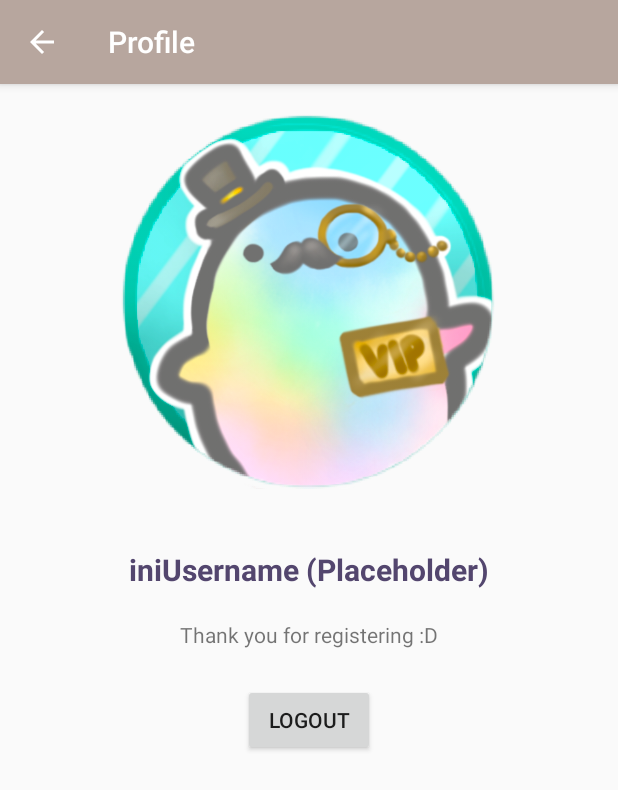
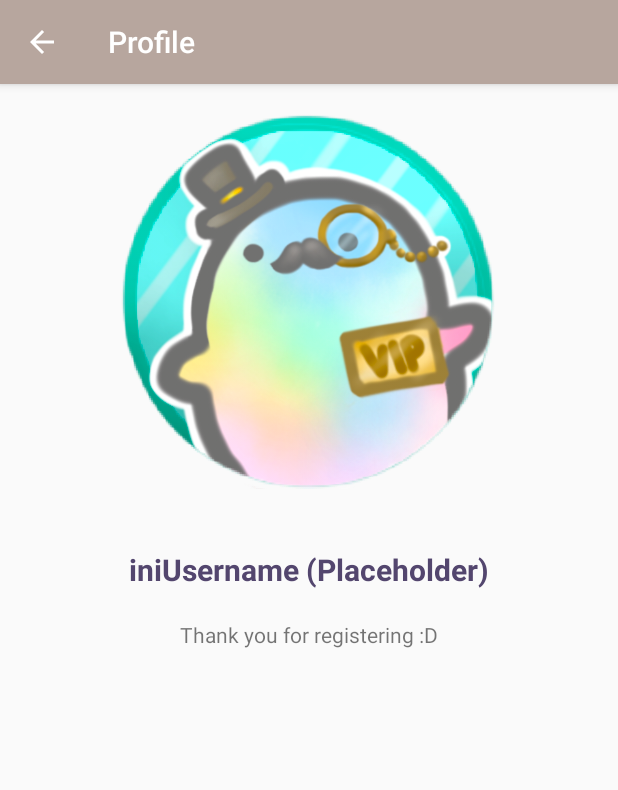
Before and after one commit to Gita-Xerovier/Presetan1, an Android app: the UserProfile screen opened directly, with no data from a screen before it, on a phone screen of 412 x 824 dp. Shown: the top 790 px of the screen. Run offline under Robolectric (Android 15) with nearby library versions, the phone set to English and light mode, and no system bars; our stand-ins replace Firebase (no records; nobody signed in at launch, a user with empty details on screens opened directly).

Commit message:
hapus button logout di userprofile

```diff
--- a/app/src/main/java/id/ac/umn/presetan/UserProfile.java
+++ b/app/src/main/java/id/ac/umn/presetan/UserProfile.java
@@ -35,9 +35,4 @@ public class UserProfile extends AppCompatActivity {
         return true;
     }
 
-    public void logout(View view) {
-        FirebaseAuth.getInstance().signOut();
-        startActivity(new Intent(getApplicationContext(), Login.class));
-        finish();
-    }
 }
--- a/app/src/main/res/layout/activity_user_profile.xml
+++ b/app/src/main/res/layout/activity_user_profile.xml
@@ -32,14 +32,4 @@
         android:layout_marginTop="20dp"
         android:text="Thank you for registering :D"
         android:layout_below="@id/user"/>
-
-    <Button
-        android:id="@+id/logout"
-        android:layout_width="wrap_content"
-        android:layout_height="wrap_content"
-        android:layout_below="@+id/msg"
-        android:layout_centerHorizontal="true"
-        android:layout_marginTop="23dp"
-        android:text="Logout"
-        android:onClick="logout"/>
 </RelativeLayout>
```
